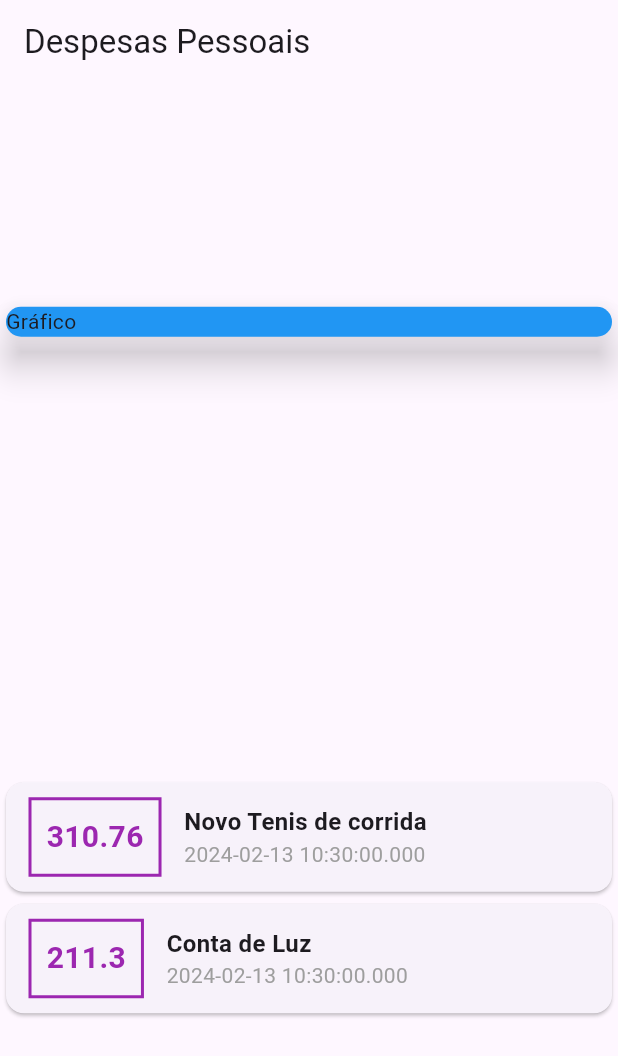
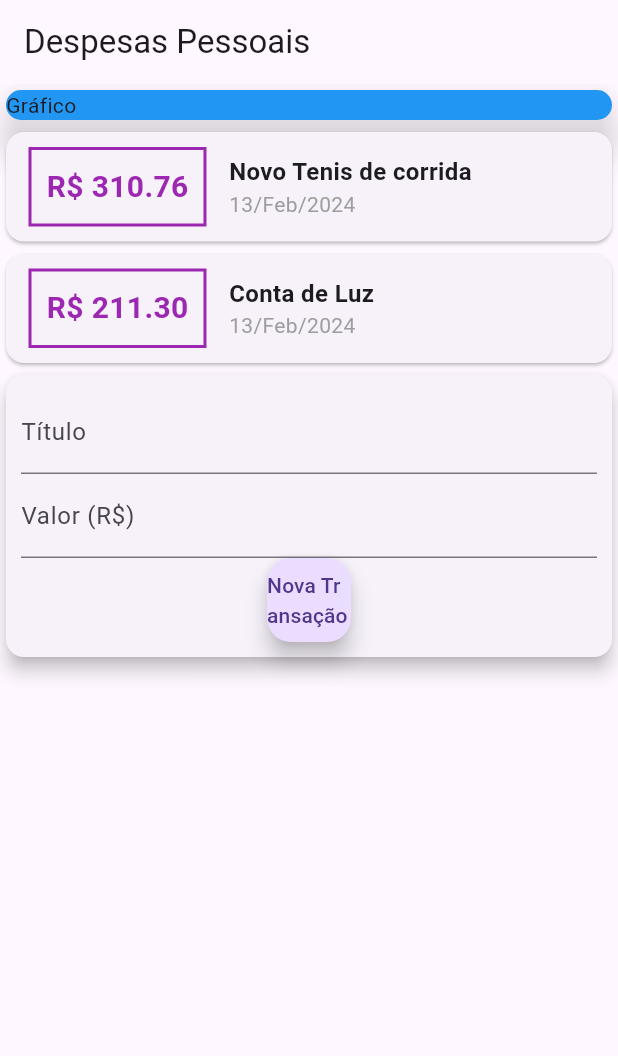
Before and after one commit to EliasDev-Flutter/Personal-Expenses, a Flutter app: the screen it shows after launch, on a phone screen of 412 x 824 dp. Shown: the top 1056 px of the screen. Run offline on Flutter 3.47's test engine with Material 3 defaults, Android fonts, the phone set to English and light mode, and no system bars.

Commit message:
alterado a data, valor e adicionado TextField

```diff
--- a/lib/main.dart
+++ b/lib/main.dart
@@ -1,5 +1,6 @@
 import 'models/transaction.dart';
 import 'package:flutter/material.dart';
+import 'package:intl/intl.dart';
 
 main() => runApp(const ExpensesApp());
 
@@ -40,7 +41,6 @@ class MyHomePage extends StatelessWidget {
         title: const Text('Despesas Pessoais'),
       ),
       body: Column(
-        mainAxisAlignment: MainAxisAlignment.spaceAround,
         crossAxisAlignment: CrossAxisAlignment.stretch,
         children: [
           const SizedBox(
@@ -67,7 +67,7 @@ class MyHomePage extends StatelessWidget {
                     ),
                     padding: const EdgeInsets.all(10),
                     child: Text(
-                      tr.value.toString(),
+                      'R\$ ${tr.value.toStringAsFixed(2)}',
                       style: const TextStyle(
                         fontWeight: FontWeight.bold,
                         fontSize: 20,
@@ -86,7 +86,7 @@ class MyHomePage extends StatelessWidget {
                           ),
                         ),
                         Text(
-                          tr.date.toString(),
+                          DateFormat('d/MMM/y').format(tr.date),
                           style: const TextStyle(
                             color: Colors.grey,
                           ),
@@ -96,6 +96,30 @@ class MyHomePage extends StatelessWidget {
               );
             }).toList()
           ]),
+          Card(
+            elevation: 5,
+            child: Padding(
+              padding: const EdgeInsets.all(10),
+              child: Column(
+                children: [
+                  const TextField(
+                    decoration: InputDecoration(
+                      labelText: 'Título',
+                    ),
+                  ),
+                  const TextField(
+                    decoration: InputDecoration(
+                      labelText: 'Valor (R\$)',
+                    ),
+                  ),
+                  FloatingActionButton(
+                    child: const Text('Nova Transação'),
+                    onPressed: () {},
+                  ),
+                ],
+              ),
+            ),
+          ),
         ],
       ),
     );
--- a/pubspec.yaml
+++ b/pubspec.yaml
@@ -30,7 +30,7 @@ environment:
 dependencies:
   flutter:
     sdk: flutter
-
+  intl: ^0.19.0
 
   # The following adds the Cupertino Icons font to your application.
   # Use with the CupertinoIcons class for iOS style icons.
```
Also changed, not shown: pubspec.lock.
